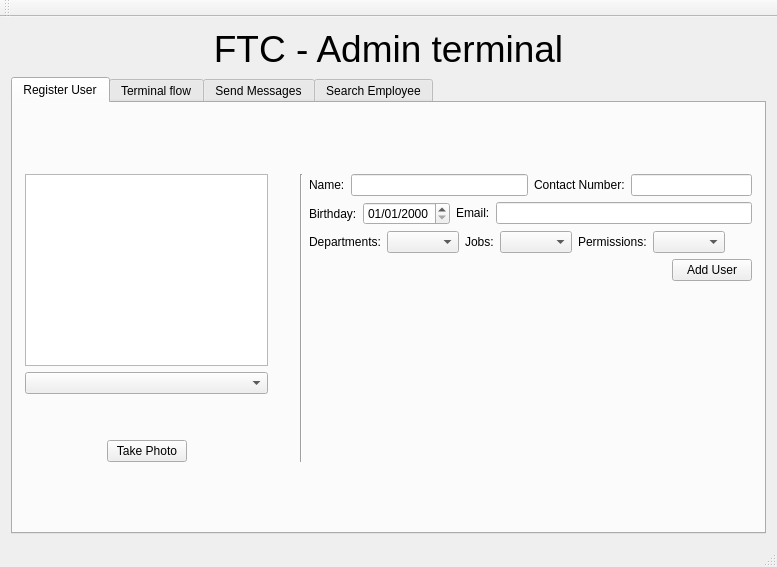
First picture: the form in Admin-App/mainwindow.ui, repository DavidMCerdeira/FTC, before the edit.
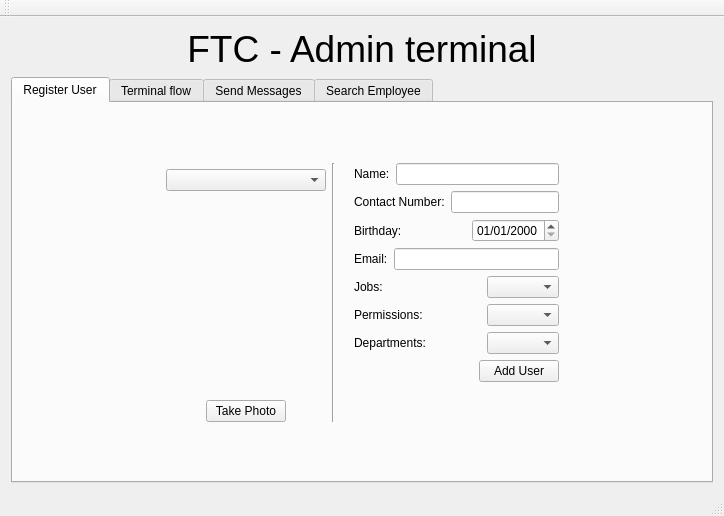
Second picture: the form after the edit. Custom widgets are drawn as their Qt base class.

```diff
--- a/Admin-App/mainwindow.ui
+++ b/Admin-App/mainwindow.ui
@@ -6,8 +6,8 @@
    <rect>
     <x>0</x>
     <y>0</y>
-    <width>777</width>
-    <height>567</height>
+    <width>724</width>
+    <height>516</height>
    </rect>
   </property>
   <property name="windowTitle">
@@ -37,11 +37,11 @@
        <attribute name="title">
         <string>Register User</string>
        </attribute>
-       <layout class="QVBoxLayout" name="verticalLayout_15">
+       <layout class="QVBoxLayout" name="verticalLayout_4">
         <item>
          <layout class="QHBoxLayout" name="horizontalLayout_18">
           <item>
-           <spacer name="horizontalSpacer_4">
+           <spacer name="horizontalSpacer_17">
             <property name="orientation">
              <enum>Qt::Horizontal</enum>
             </property>
@@ -54,7 +54,7 @@
            </spacer>
           </item>
           <item>
-           <layout class="QVBoxLayout" name="verticalLayout_14">
+           <layout class="QVBoxLayout" name="verticalLayout_3">
             <item>
              <spacer name="verticalSpacer">
               <property name="orientation">
@@ -62,8 +62,8 @@
               </property>
               <property name="sizeHint" stdset="0">
                <size>
-                <width>20</width>
-                <height>40</height>
+                <width>17</width>
+                <height>13</height>
                </size>
               </property>
              </spacer>
@@ -71,13 +71,25 @@
             <item>
              <layout class="QHBoxLayout" name="horizontalLayout_17">
               <item>
-               <layout class="QVBoxLayout" name="verticalLayout_13">
+               <layout class="QVBoxLayout" name="verticalLayout_2">
                 <item>
-                 <widget class="QGraphicsView" name="regist_cameraGraphicsView"/>
+                 <widget class="QCameraViewfinder" name="cameraOutput" native="true">
+                  <property name="minimumSize">
+                   <size>
+                    <width>0</width>
+                    <height>0</height>
+                   </size>
+                  </property>
+                  <zorder></zorder>
+                 </widget>
                 </item>
+                <item>
+                 <layout class="QHBoxLayout" name="horizontalLayout_8">
                 <item>
                  <widget class="QComboBox" name="regist_cameraComboBox"/>
                 </item>
+                 </layout>
+                </item>
                 <item>
                  <layout class="QVBoxLayout" name="verticalLayout_8">
                   <item>
@@ -134,19 +146,6 @@
                 </item>
                </layout>
               </item>
-              <item>
-               <spacer name="horizontalSpacer_8">
-                <property name="orientation">
-                 <enum>Qt::Horizontal</enum>
-                </property>
-                <property name="sizeHint" stdset="0">
-                 <size>
-                  <width>40</width>
-                  <height>20</height>
-                 </size>
-                </property>
-               </spacer>
-              </item>
               <item>
                <widget class="Line" name="line">
                 <property name="orientation">
@@ -155,16 +154,21 @@
                </widget>
               </item>
               <item>
-               <layout class="QVBoxLayout" name="verticalLayout_7">
+               <spacer name="horizontalSpacer_8">
+                <property name="orientation">
+                 <enum>Qt::Horizontal</enum>
+                </property>
+                <property name="sizeHint" stdset="0">
+                 <size>
+                  <width>13</width>
+                  <height>193</height>
+                 </size>
+                </property>
+               </spacer>
+              </item>
                 <item>
                  <layout class="QVBoxLayout" name="verticalLayout">
                   <item>
-                   <layout class="QVBoxLayout" name="verticalLayout_6">
-                    <item>
-                     <layout class="QHBoxLayout" name="horizontalLayout_6">
-                      <item>
-                       <layout class="QVBoxLayout" name="verticalLayout_5">
-                        <item>
                          <layout class="QHBoxLayout" name="horizontalLayout">
                           <item>
                            <widget class="QLabel" name="label">
@@ -178,10 +182,6 @@
                           </item>
                          </layout>
                         </item>
-                       </layout>
-                      </item>
-                      <item>
-                       <layout class="QVBoxLayout" name="verticalLayout_3">
                         <item>
                          <layout class="QHBoxLayout" name="horizontalLayout_2">
                           <item>
@@ -196,14 +196,6 @@
                           </item>
                          </layout>
                         </item>
-                       </layout>
-                      </item>
-                     </layout>
-                    </item>
-                    <item>
-                     <layout class="QHBoxLayout" name="horizontalLayout_4">
-                      <item>
-                       <layout class="QVBoxLayout" name="verticalLayout_2">
                         <item>
                          <layout class="QHBoxLayout" name="horizontalLayout_5">
                           <item>
@@ -213,6 +205,19 @@
                             </property>
                            </widget>
                           </item>
+                  <item>
+                   <spacer name="horizontalSpacer_7">
+                    <property name="orientation">
+                     <enum>Qt::Horizontal</enum>
+                    </property>
+                    <property name="sizeHint" stdset="0">
+                     <size>
+                      <width>40</width>
+                      <height>20</height>
+                     </size>
+                    </property>
+                   </spacer>
+                  </item>
                           <item>
                            <widget class="QDateEdit" name="regist_birthDateEdit">
                             <property name="displayFormat">
@@ -222,10 +227,6 @@
                           </item>
                          </layout>
                         </item>
-                       </layout>
-                      </item>
-                      <item>
-                       <layout class="QVBoxLayout" name="verticalLayout_4">
                         <item>
                          <layout class="QHBoxLayout" name="horizontalLayout_3">
                           <item>
@@ -249,26 +250,8 @@
                           </item>
                          </layout>
                         </item>
-                       </layout>
-                      </item>
-                     </layout>
-                    </item>
-                   </layout>
-                  </item>
                   <item>
-                   <layout class="QHBoxLayout" name="horizontalLayout_8">
-                    <item>
-                     <layout class="QHBoxLayout" name="horizontalLayout_7">
-                      <item>
-                       <widget class="QLabel" name="label_9">
-                        <property name="text">
-                         <string>Departments:</string>
-                        </property>
-                       </widget>
-                      </item>
-                      <item>
-                       <widget class="QComboBox" name="regist_departmentsComboBox"/>
-                      </item>
+                 <layout class="QHBoxLayout" name="horizontalLayout_6">
                       <item>
                        <widget class="QLabel" name="label_10">
                         <property name="text">
@@ -276,9 +259,26 @@
                         </property>
                        </widget>
                       </item>
+                  <item>
+                   <spacer name="horizontalSpacer_2">
+                    <property name="orientation">
+                     <enum>Qt::Horizontal</enum>
+                    </property>
+                    <property name="sizeHint" stdset="0">
+                     <size>
+                      <width>40</width>
+                      <height>20</height>
+                     </size>
+                    </property>
+                   </spacer>
+                  </item>
                       <item>
                        <widget class="QComboBox" name="regist_jobComboBox"/>
                       </item>
+                 </layout>
+                </item>
+                <item>
+                 <layout class="QHBoxLayout" name="horizontalLayout_7">
                       <item>
                        <widget class="QLabel" name="label_11">
                         <property name="text">
@@ -286,13 +286,35 @@
                         </property>
                        </widget>
                       </item>
+                  <item>
+                   <spacer name="horizontalSpacer_15">
+                    <property name="orientation">
+                     <enum>Qt::Horizontal</enum>
+                    </property>
+                    <property name="sizeHint" stdset="0">
+                     <size>
+                      <width>40</width>
+                      <height>20</height>
+                     </size>
+                    </property>
+                   </spacer>
+                  </item>
                       <item>
                        <widget class="QComboBox" name="regist_permissionComboBox"/>
                       </item>
                      </layout>
                     </item>
                     <item>
-                     <spacer name="horizontalSpacer_2">
+                 <layout class="QHBoxLayout" name="horizontalLayout_4">
+                  <item>
+                   <widget class="QLabel" name="label_9">
+                    <property name="text">
+                     <string>Departments:</string>
+                    </property>
+                   </widget>
+                  </item>
+                  <item>
+                   <spacer name="horizontalSpacer_16">
                       <property name="orientation">
                        <enum>Qt::Horizontal</enum>
                       </property>
@@ -304,7 +326,8 @@
                       </property>
                      </spacer>
                     </item>
-                   </layout>
+                  <item>
+                   <widget class="QComboBox" name="regist_departmentsComboBox"/>
                   </item>
                  </layout>
                 </item>
@@ -356,8 +379,8 @@
               </property>
               <property name="sizeHint" stdset="0">
                <size>
-                <width>20</width>
-                <height>40</height>
+                <width>17</width>
+                <height>13</height>
                </size>
               </property>
              </spacer>
@@ -365,7 +388,7 @@
            </layout>
           </item>
           <item>
-           <spacer name="horizontalSpacer_3">
+           <spacer name="horizontalSpacer_4">
             <property name="orientation">
              <enum>Qt::Horizontal</enum>
             </property>
@@ -814,6 +837,14 @@
   <widget class="QStatusBar" name="statusBar"/>
  </widget>
  <layoutdefault spacing="6" margin="11"/>
+ <customwidgets>
+  <customwidget>
+   <class>QCameraViewfinder</class>
+   <extends>QWidget</extends>
+   <header>qcameraviewfinder.h</header>
+   <container>1</container>
+  </customwidget>
+ </customwidgets>
  <resources/>
  <connections>
   <connection>
```
Left out of the diff: 5 changed lines with no effect on the pictures. Lines whose indentation alone changed are shown as unchanged.
